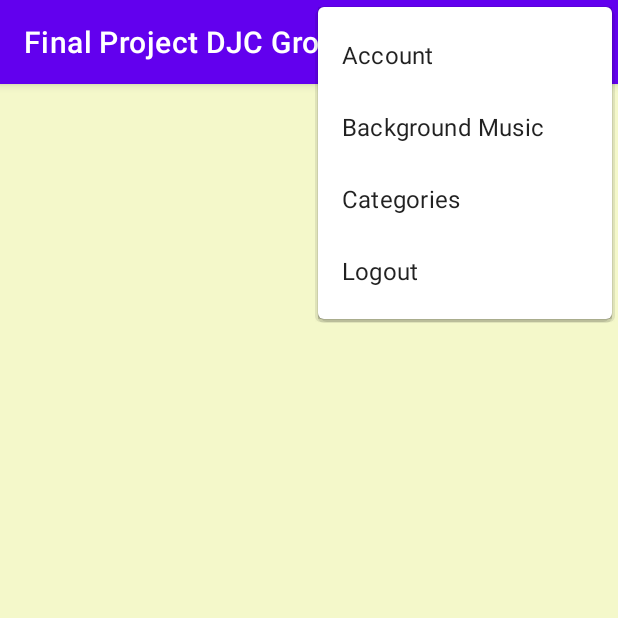
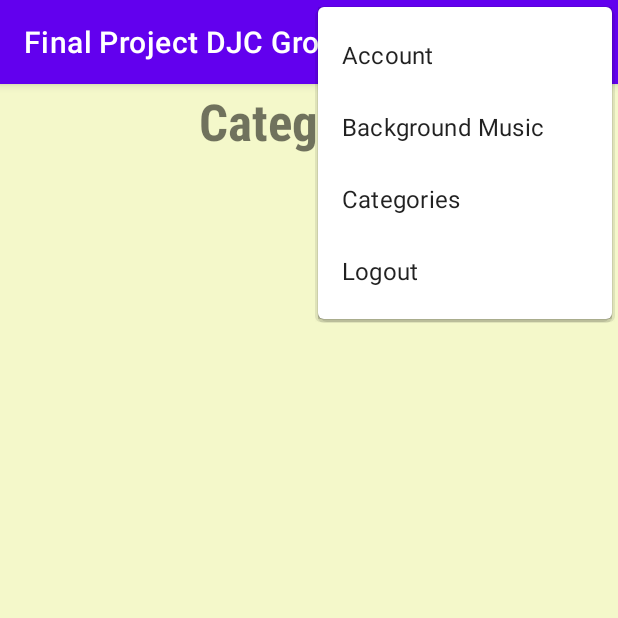
Before and after one commit to CraigJustinBalibalos/App-Dev-mobile_Final-Project, an Android app: the Categories screen opened directly, with no data from a screen before it, with the options menu open, on a phone screen of 412 x 824 dp, the top half of it. Run offline under Robolectric (Android 15) with nearby library versions, the phone set to English and light mode, and no system bars; our stand-ins replace Firebase (no records; nobody signed in at launch, a user with empty details on screens opened directly).

Commit message:
update User

```diff
--- a/FinalProjectDJCGrocery/app/src/main/java/com/example/finalprojectdjcgrocery/BackgroundMusic.java
+++ b/FinalProjectDJCGrocery/app/src/main/java/com/example/finalprojectdjcgrocery/BackgroundMusic.java
@@ -84,6 +84,10 @@ public class BackgroundMusic extends AppCompatActivity {
         stopPlayer();
     }
 
+    public void play(View view) {
+        playMusic();
+    }
+
     private void stopPlayer() {
         if(mediaPlayer != null){
             mediaPlayer.pause();
--- a/FinalProjectDJCGrocery/app/src/main/java/com/example/finalprojectdjcgrocery/Register.java
+++ b/FinalProjectDJCGrocery/app/src/main/java/com/example/finalprojectdjcgrocery/Register.java
@@ -77,7 +77,7 @@ public class Register extends AppCompatActivity {
         registerBtn.setOnClickListener(new View.OnClickListener() {
             @Override
             public void onClick(View view) {
-                if(!username.getText().toString().equals(" ") && !password.getText().toString().equals(" ") && !confirmPass.getText().toString().equals(" ")){
+                if(!username.getText().toString().equals("") && !password.getText().toString().equals("") && !confirmPass.getText().toString().equals("")){
                     if(password.getText().toString().equals(confirmPass.getText().toString())) {
                         mediaPlayer.pause();
                         int position = mediaPlayer.getCurrentPosition();
--- a/FinalProjectDJCGrocery/app/src/main/res/layout/activity_background_music.xml
+++ b/FinalProjectDJCGrocery/app/src/main/res/layout/activity_background_music.xml
@@ -33,7 +33,8 @@
         app:layout_constraintEnd_toEndOf="parent"
         app:layout_constraintStart_toStartOf="parent"
         app:layout_constraintTop_toBottomOf="@+id/textView13"
-        app:srcCompat="@drawable/audio" />
+        app:srcCompat="@drawable/audio"
+        android:onClick="play"/>
 
     <TextView
         android:id="@+id/textView14"
@@ -60,7 +61,8 @@
         app:layout_constraintEnd_toEndOf="parent"
         app:layout_constraintStart_toStartOf="parent"
         app:layout_constraintTop_toBottomOf="@+id/textView14"
-        app:srcCompat="@drawable/no_sound__1_" />
+        app:srcCompat="@drawable/no_sound__1_"
+        android:onClick="stop"/>
 
     <TextView
         android:id="@+id/textView15"
--- a/FinalProjectDJCGrocery/app/src/main/res/layout/activity_categories.xml
+++ b/FinalProjectDJCGrocery/app/src/main/res/layout/activity_categories.xml
@@ -7,16 +7,31 @@
     android:background="#F4F8CA"
     tools:context=".Categories">
 
+    <TextView
+        android:id="@+id/textView24"
+        android:layout_width="296dp"
+        android:layout_height="51dp"
+        android:layout_marginStart="36dp"
+        android:layout_marginTop="2dp"
+        android:layout_marginEnd="36dp"
+        android:fontFamily="sans-serif-condensed"
+        android:text="Categories"
+        android:textAlignment="center"
+        android:textSize="34sp"
+        android:textStyle="bold"
+        app:layout_constraintBottom_toTopOf="@+id/recyclerView2"
+        app:layout_constraintEnd_toEndOf="parent"
+        app:layout_constraintStart_toStartOf="parent"
+        app:layout_constraintTop_toTopOf="parent" />
+
     <androidx.recyclerview.widget.RecyclerView
         android:id="@+id/recyclerView2"
         android:layout_width="0dp"
         android:layout_height="0dp"
-        android:layout_marginStart="1dp"
-        android:layout_marginTop="1dp"
-        android:layout_marginEnd="1dp"
         android:layout_marginBottom="1dp"
         app:layout_constraintBottom_toBottomOf="parent"
         app:layout_constraintEnd_toEndOf="parent"
         app:layout_constraintStart_toStartOf="parent"
-        app:layout_constraintTop_toTopOf="parent" />
+        app:layout_constraintTop_toBottomOf="@+id/textView24" />
+
 </androidx.constraintlayout.widget.ConstraintLayout>
--- a/FinalProjectDJCGrocery/app/src/main/res/layout/activity_modify_user_info.xml
+++ b/FinalProjectDJCGrocery/app/src/main/res/layout/activity_modify_user_info.xml
@@ -45,6 +45,7 @@
         android:ems="10"
         android:hint="Enter new username"
         android:inputType="textPersonName"
+        android:minHeight="48dp"
         app:layout_constraintBottom_toTopOf="@+id/confirmUsernameBtn"
         app:layout_constraintStart_toStartOf="@+id/newUsernameLabel"
         app:layout_constraintTop_toBottomOf="@+id/newUsernameLabel" />
```
Also changed, not shown: FinalProjectDJCGrocery/app/src/main/java/com/example/finalprojectdjcgrocery/CategoriesAdapter.java (added, +53 -0 lines), FinalProjectDJCGrocery/app/src/main/java/com/example/finalprojectdjcgrocery/ModifyUserInfo.java (+11 -11 lines).
